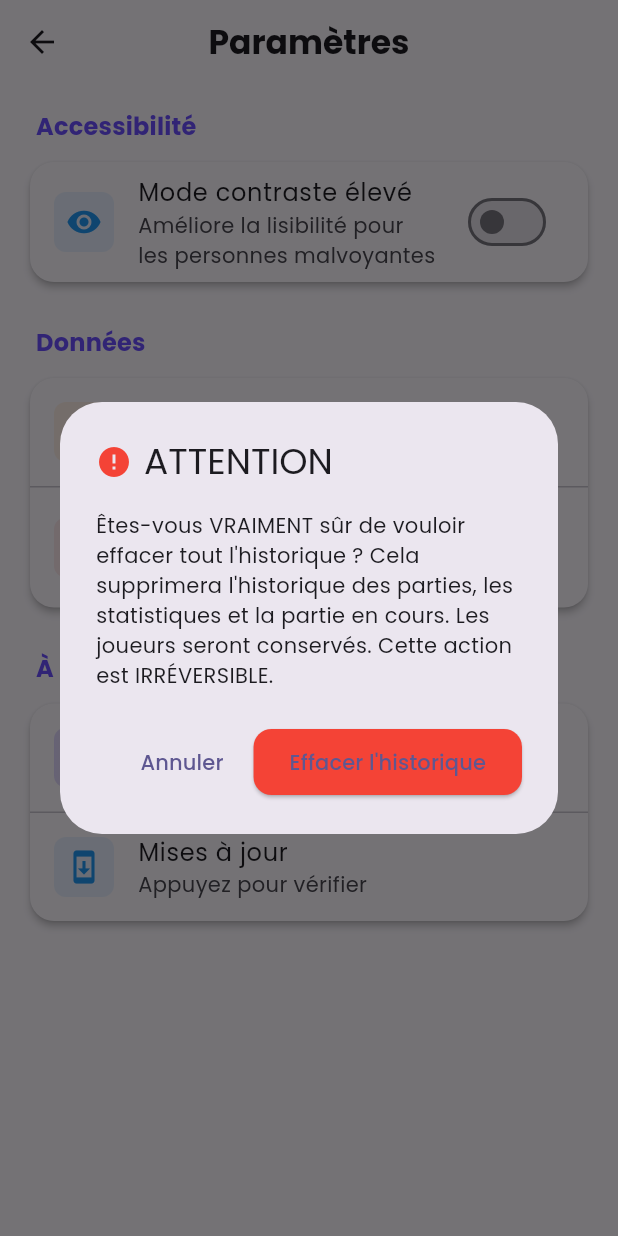
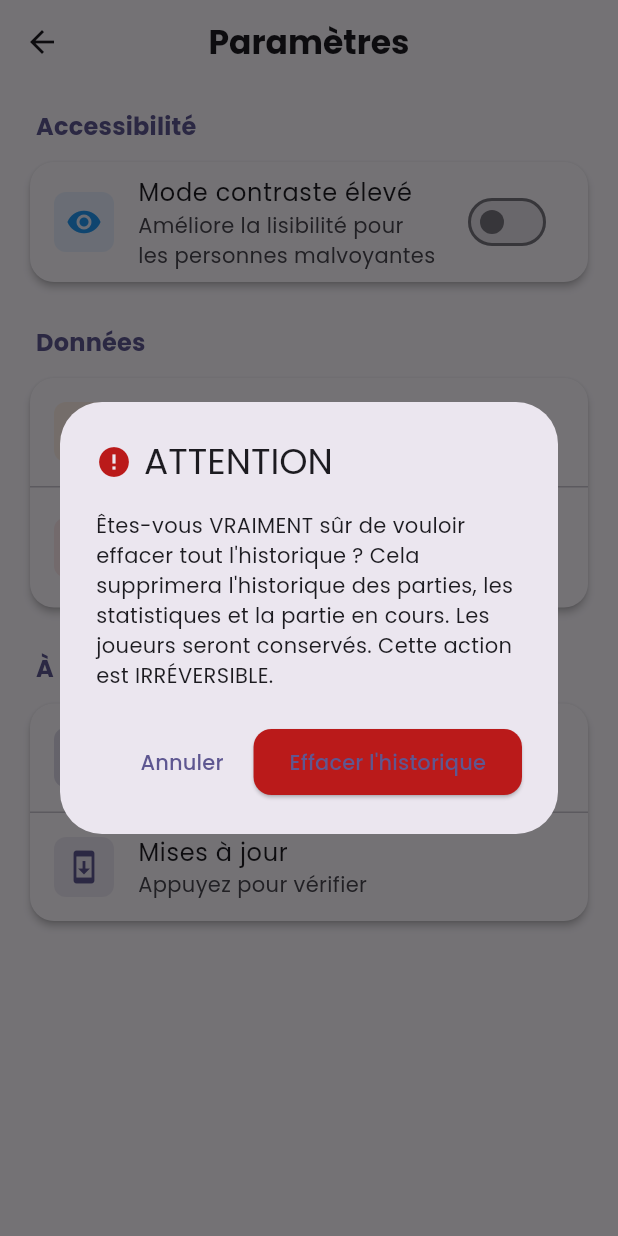
Before and after one commit to Jbijjer/lorcana_lore_counter, a Flutter app: the SettingsScreen screen opened directly, after a tap on an icon or button, on a phone screen of 412 x 824 dp. Run offline on Flutter 3.47's test engine with Material 3 defaults, Android fonts, the phone set to English and light mode, and no system bars; our stand-ins replace flutter_riverpod, flutter_svg, freezed_annotation, google_fonts, hive, hive_flutter and 2 more; accounts and stored records are empty; generated files the repository leaves out were written again.

Commit message:
Appliquer le thème dynamique aux pages Statistiques et Paramètres
Remplacer les couleurs statiques de AppTheme et Colors.* par
Theme.of(context).colorScheme.* pour que les pages s'adaptent
au mode sombre et au mode contraste élevé.

Modifications:
- settings_screen.dart: utiliser colorScheme pour les headers,
  icônes, dialogs et snackbars
- game_history_card.dart: utiliser colorScheme pour les badges
  VS/NUL, bordures et ombres des cartes

```diff
--- a/lib/features/game/presentation/screens/settings_screen.dart
+++ b/lib/features/game/presentation/screens/settings_screen.dart
@@ -78,7 +78,7 @@ class _SettingsScreenState extends ConsumerState<SettingsScreen> {
       child: Text(
         title,
         style: Theme.of(context).textTheme.titleMedium?.copyWith(
-              color: AppTheme.primaryColor,
+              color: Theme.of(context).colorScheme.primary,
               fontWeight: FontWeight.bold,
             ),
       ),
@@ -179,6 +179,7 @@ class _SettingsScreenState extends ConsumerState<SettingsScreen> {
 
   Widget _buildAboutSettings() {
     final updateState = ref.watch(updateCheckerProvider);
+    final colorScheme = Theme.of(context).colorScheme;
 
     return Card(
       elevation: 2,
@@ -194,15 +195,15 @@ class _SettingsScreenState extends ConsumerState<SettingsScreen> {
               decoration: BoxDecoration(
                 gradient: LinearGradient(
                   colors: [
-                    AppTheme.primaryColor.withValues(alpha: 0.2),
-                    AppTheme.secondaryColor.withValues(alpha: 0.2),
+                    colorScheme.primary.withValues(alpha: 0.2),
+                    colorScheme.secondary.withValues(alpha: 0.2),
                   ],
                 ),
                 borderRadius: BorderRadius.circular(8),
               ),
-              child: const Icon(
+              child: Icon(
                 Icons.info_outline,
-                color: AppTheme.primaryColor,
+                color: colorScheme.primary,
               ),
             ),
             title: const Text('Version de l\'application'),
@@ -235,18 +236,20 @@ class _SettingsScreenState extends ConsumerState<SettingsScreen> {
   }
 
   Color _getUpdateIconColor(UpdateCheckState state) {
+    final colorScheme = Theme.of(context).colorScheme;
     return state.when(
-      initial: () => AppTheme.infoColor,
-      checking: () => AppTheme.infoColor,
+      initial: () => colorScheme.primary,
+      checking: () => colorScheme.primary,
       updateAvailable: (_) => AppTheme.successColor,
       upToDate: (_) => AppTheme.successColor,
-      error: (_) => AppTheme.errorColor,
+      error: (_) => colorScheme.error,
     );
   }
 
   Widget _buildUpdateIcon(UpdateCheckState state) {
+    final colorScheme = Theme.of(context).colorScheme;
     return state.when(
-      initial: () => const Icon(Icons.system_update, color: AppTheme.infoColor),
+      initial: () => Icon(Icons.system_update, color: colorScheme.primary),
       checking: () => const SizedBox(
         width: 24,
         height: 24,
@@ -254,11 +257,12 @@ class _SettingsScreenState extends ConsumerState<SettingsScreen> {
       ),
       updateAvailable: (_) => const Icon(Icons.download, color: AppTheme.successColor),
       upToDate: (_) => const Icon(Icons.check_circle, color: AppTheme.successColor),
-      error: (_) => const Icon(Icons.error_outline, color: AppTheme.errorColor),
+      error: (_) => Icon(Icons.error_outline, color: colorScheme.error),
     );
   }
 
   Widget _buildUpdateSubtitle(UpdateCheckState state) {
+    final colorScheme = Theme.of(context).colorScheme;
     return state.when(
       initial: () => const Text('Appuyez pour vérifier'),
       checking: () => const Text('Vérification en cours...'),
@@ -269,7 +273,7 @@ class _SettingsScreenState extends ConsumerState<SettingsScreen> {
       upToDate: (_) => const Text('Vous êtes à jour'),
       error: (message) => Text(
         'Erreur de vérification',
-        style: TextStyle(color: AppTheme.errorColor),
+        style: TextStyle(color: colorScheme.error),
       ),
     );
   }
@@ -282,10 +286,10 @@ class _SettingsScreenState extends ConsumerState<SettingsScreen> {
           color: AppTheme.successColor,
           borderRadius: BorderRadius.circular(12),
         ),
-        child: const Text(
+        child: Text(
           'NOUVEAU',
           style: TextStyle(
-            color: AppTheme.pureWhite,
+            color: Theme.of(context).colorScheme.onPrimary,
             fontSize: 10,
             fontWeight: FontWeight.bold,
           ),
@@ -330,9 +334,9 @@ class _SettingsScreenState extends ConsumerState<SettingsScreen> {
 
         if (!success && mounted) {
           ScaffoldMessenger.of(context).showSnackBar(
-            const SnackBar(
-              content: Text('Impossible d\'ouvrir le lien de téléchargement'),
-              backgroundColor: AppTheme.errorColor,
+            SnackBar(
+              content: const Text('Impossible d\'ouvrir le lien de téléchargement'),
+              backgroundColor: Theme.of(context).colorScheme.error,
             ),
           );
         }
@@ -343,13 +347,14 @@ class _SettingsScreenState extends ConsumerState<SettingsScreen> {
   void _showDeleteGameConfirmation() async {
     final persistenceService = ref.read(gamePersistenceServiceProvider);
     final hasOngoingGame = persistenceService.hasOngoingGame();
+    final colorScheme = Theme.of(context).colorScheme;
 
     if (!hasOngoingGame) {
       if (!mounted) return;
       ScaffoldMessenger.of(context).showSnackBar(
-        const SnackBar(
-          content: Text('Aucune partie en cours à supprimer'),
-          backgroundColor: AppTheme.infoColor,
+        SnackBar(
+          content: const Text('Aucune partie en cours à supprimer'),
+          backgroundColor: colorScheme.primary,
         ),
       );
       return;
@@ -357,7 +362,7 @@ class _SettingsScreenState extends ConsumerState<SettingsScreen> {
 
     final confirmed = await showDialog<bool>(
       context: context,
-      builder: (context) => AlertDialog(
+      builder: (dialogContext) => AlertDialog(
         title: Row(
           children: [
             Icon(
@@ -375,11 +380,11 @@ class _SettingsScreenState extends ConsumerState<SettingsScreen> {
         ),
         actions: [
           TextButton(
-            onPressed: () => Navigator.of(context).pop(false),
+            onPressed: () => Navigator.of(dialogContext).pop(false),
             child: const Text('Annuler'),
           ),
           ElevatedButton(
-            onPressed: () => Navigator.of(context).pop(true),
+            onPressed: () => Navigator.of(dialogContext).pop(true),
             style: ElevatedButton.styleFrom(
               backgroundColor: AppTheme.warningColor,
             ),
@@ -394,12 +399,12 @@ class _SettingsScreenState extends ConsumerState<SettingsScreen> {
       await persistenceService.clearGame();
       if (!mounted) return;
       ScaffoldMessenger.of(context).showSnackBar(
-        const SnackBar(
+        SnackBar(
           content: Row(
             children: [
-              Icon(Icons.check_circle, color: AppTheme.pureWhite),
-              SizedBox(width: 8),
-              Text('Partie supprimée avec succès'),
+              Icon(Icons.check_circle, color: Theme.of(context).colorScheme.onPrimary),
+              const SizedBox(width: 8),
+              const Text('Partie supprimée avec succès'),
             ],
           ),
           backgroundColor: AppTheme.successColor,
@@ -409,14 +414,16 @@ class _SettingsScreenState extends ConsumerState<SettingsScreen> {
   }
 
   void _showDeleteAllDataConfirmation() async {
+    final colorScheme = Theme.of(context).colorScheme;
+
     final confirmed = await showDialog<bool>(
       context: context,
-      builder: (context) => AlertDialog(
+      builder: (dialogContext) => AlertDialog(
         title: Row(
           children: [
             Icon(
               Icons.error,
-              color: AppTheme.errorColor,
+              color: colorScheme.error,
             ),
             const SizedBox(width: 8),
             const Text('ATTENTION'),
@@ -430,13 +437,13 @@ class _SettingsScreenState extends ConsumerState<SettingsScreen> {
         ),
         actions: [
           TextButton(
-            onPressed: () => Navigator.of(context).pop(false),
+            onPressed: () => Navigator.of(dialogContext).pop(false),
             child: const Text('Annuler'),
           ),
           ElevatedButton(
-            onPressed: () => Navigator.of(context).pop(true),
+            onPressed: () => Navigator.of(dialogContext).pop(true),
             style: ElevatedButton.styleFrom(
-              backgroundColor: AppTheme.errorColor,
+              backgroundColor: colorScheme.error,
             ),
             child: const Text('Effacer l\'historique'),
           ),
@@ -456,15 +463,15 @@ class _SettingsScreenState extends ConsumerState<SettingsScreen> {
 
       if (!mounted) return;
       ScaffoldMessenger.of(context).showSnackBar(
-        const SnackBar(
+        SnackBar(
           content: Row(
             children: [
-              Icon(Icons.check_circle, color: AppTheme.pureWhite),
-              SizedBox(width: 8),
-              Text('L\'historique a été effacé'),
+              Icon(Icons.check_circle, color: Theme.of(context).colorScheme.onError),
+              const SizedBox(width: 8),
+              const Text('L\'historique a été effacé'),
             ],
           ),
-          backgroundColor: AppTheme.errorColor,
+          backgroundColor: Theme.of(context).colorScheme.error,
         ),
       );
     }
```
Also changed, not shown: lib/features/game/presentation/widgets/game_history_card.dart (+11 -6 lines).
